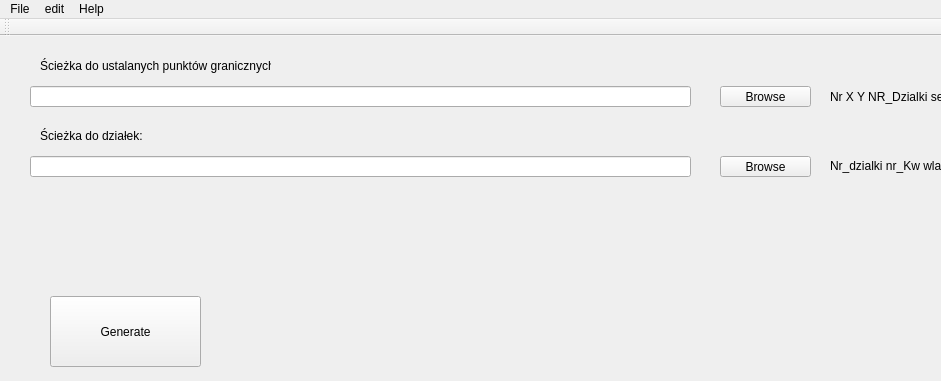
Qt form mainwindow.ui (pawjasinski/generator_par_dzialek) before a commit; both pictures show x 0 to 941 and y 0 to 381 of the 1184 by 563 pixel window.
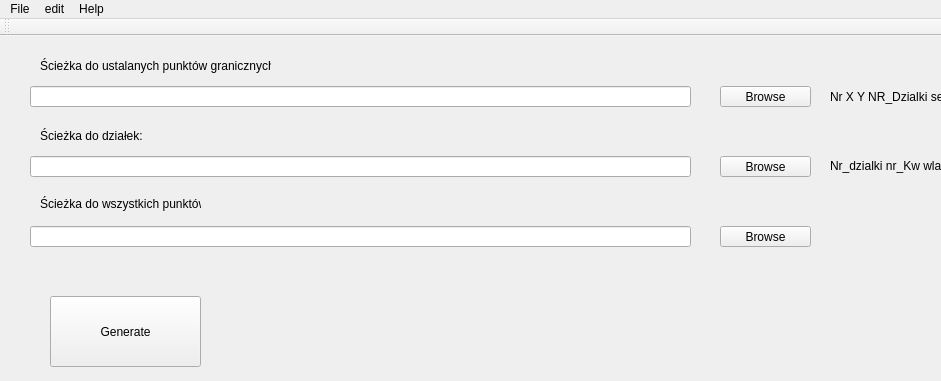
The same form after that commit.

Commit message: Working. Add lineEdit and pushButton for selected Points

```diff
--- a/mainwindow.ui
+++ b/mainwindow.ui
@@ -135,6 +135,42 @@
      <string>Nr_dzialki nr_Kw wlasciciel separator &lt;tab&gt;</string>
     </property>
    </widget>
+   <widget class="QLabel" name="label_3">
+    <property name="geometry">
+     <rect>
+      <x>40</x>
+      <y>160</y>
+      <width>161</width>
+      <height>16</height>
+     </rect>
+    </property>
+    <property name="text">
+     <string>Ścieżka do wszystkich punktów:</string>
+    </property>
+   </widget>
+   <widget class="QLineEdit" name="lineEditAllPoints">
+    <property name="geometry">
+     <rect>
+      <x>30</x>
+      <y>190</y>
+      <width>661</width>
+      <height>21</height>
+     </rect>
+    </property>
+   </widget>
+   <widget class="QPushButton" name="pushButtonPathAllPoints">
+    <property name="geometry">
+     <rect>
+      <x>720</x>
+      <y>190</y>
+      <width>91</width>
+      <height>21</height>
+     </rect>
+    </property>
+    <property name="text">
+     <string>Browse</string>
+    </property>
+   </widget>
   </widget>
   <widget class="QMenuBar" name="menuBar">
    <property name="geometry">
```
The commit also changes 4 other files.
